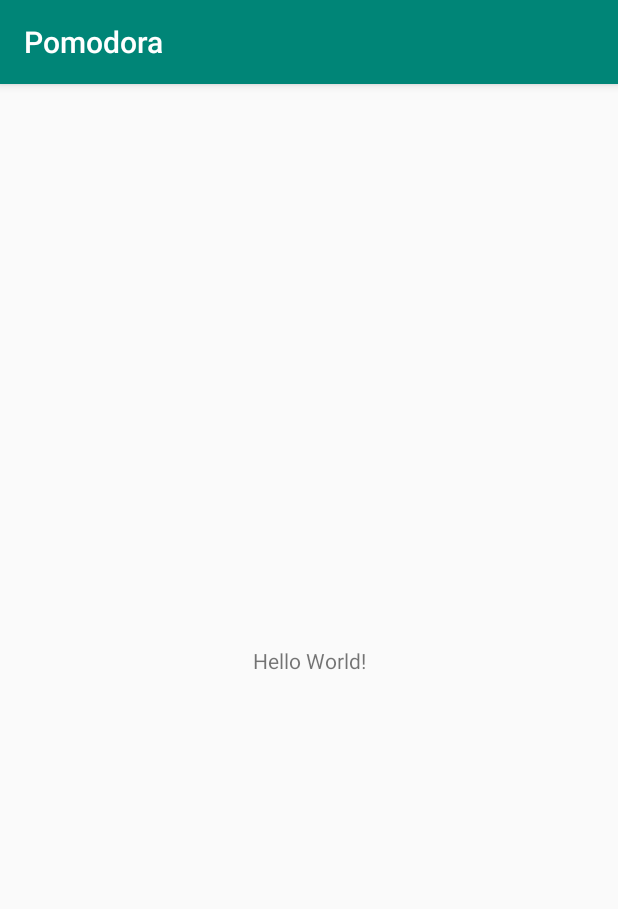
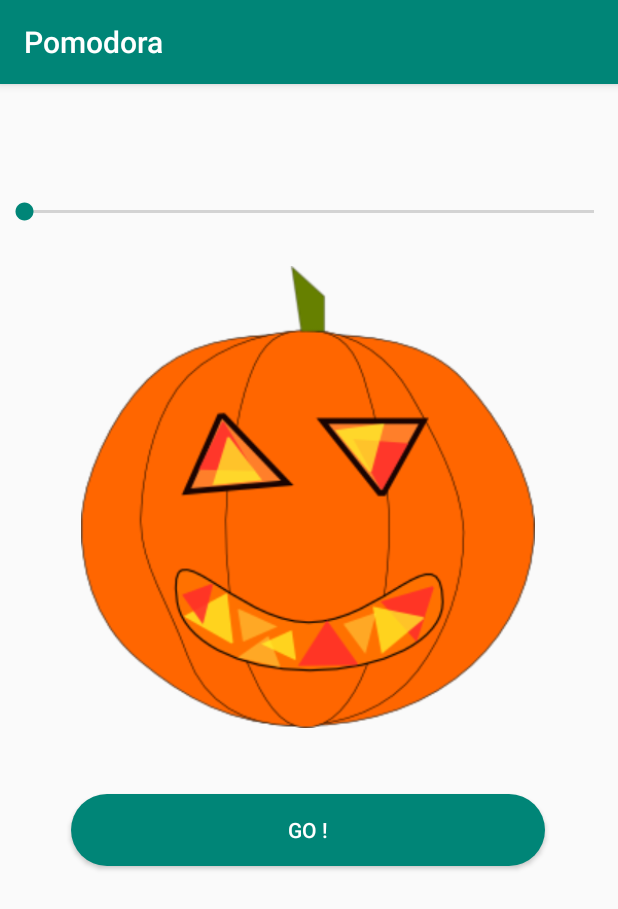
Before and after one commit to justdvnsh/Pomodora, an Android app: the screen it shows after launch (MainActivity), on a phone screen of 412 x 824 dp. Shown: the top 909 px of the screen. Run offline under Robolectric (Android 15) with nearby library versions, the phone set to English and light mode, and no system bars.

Commit message:
added the layout of the app

```diff
--- /dev/null
+++ b/app/src/main/res/drawable-v24/buttons.xml
@@ -0,0 +1,12 @@
+<?xml version="1.0" encoding="utf-8"?>
+<shape xmlns:android="http://schemas.android.com/apk/res/android"
+    android:shape="rectangle" >
+
+
+    <corners android:radius="50dp" />
+
+    <solid
+        android:width="1dp"
+        android:color="#008577" />
+
+</shape>
--- a/app/src/main/res/layout/activity_main.xml
+++ b/app/src/main/res/layout/activity_main.xml
@@ -6,13 +6,59 @@
     android:layout_height="match_parent"
     tools:context=".MainActivity">
 
+    <ImageView
+        android:id="@+id/imageView"
+        android:layout_width="316dp"
+        android:layout_height="308dp"
+        android:layout_marginStart="28dp"
+        android:layout_marginLeft="28dp"
+        android:layout_marginTop="27dp"
+        android:layout_marginEnd="32dp"
+        android:layout_marginRight="32dp"
+        android:layout_marginBottom="27dp"
+        app:layout_constraintBottom_toBottomOf="parent"
+        app:layout_constraintEnd_toEndOf="parent"
+        app:layout_constraintHorizontal_bias="0.536"
+        app:layout_constraintStart_toStartOf="parent"
+        app:layout_constraintTop_toBottomOf="@+id/seekBar"
+        app:layout_constraintVertical_bias="0.0"
+        app:srcCompat="@drawable/image" />
+
+    <SeekBar
+        android:id="@+id/seekBar"
+        android:layout_width="match_parent"
+        android:layout_height="wrap_content"
+        android:layout_marginTop="76dp"
+        app:layout_constraintEnd_toEndOf="parent"
+        app:layout_constraintHorizontal_bias="1.0"
+        app:layout_constraintStart_toStartOf="parent"
+        app:layout_constraintTop_toTopOf="parent" />
+
+    <Button
+        android:id="@+id/button"
+        android:layout_width="0dp"
+        android:layout_height="wrap_content"
+        android:layout_marginTop="44dp"
+        android:background="@drawable/buttons"
+        android:text="GO !"
+        android:textColor="#ffff"
+        app:layout_constraintEnd_toEndOf="@+id/imageView"
+        app:layout_constraintStart_toStartOf="@+id/imageView"
+        app:layout_constraintTop_toBottomOf="@+id/imageView" />
+
     <TextView
+        android:id="@+id/textView"
         android:layout_width="wrap_content"
         android:layout_height="wrap_content"
-        android:text="Hello World!"
-        app:layout_constraintBottom_toBottomOf="parent"
-        app:layout_constraintLeft_toLeftOf="parent"
-        app:layout_constraintRight_toRightOf="parent"
-        app:layout_constraintTop_toTopOf="parent" />
-
+        android:layout_marginTop="172dp"
+        android:layout_marginBottom="117dp"
+        android:padding="20dp"
+        android:text="25:00"
+        android:textColor="@android:color/background_light"
+        android:textSize="36sp"
+        app:layout_constraintBottom_toBottomOf="@+id/imageView"
+        app:layout_constraintEnd_toStartOf="@+id/imageView"
+        app:layout_constraintHorizontal_bias="0.5"
+        app:layout_constraintStart_toEndOf="@+id/imageView"
+        app:layout_constraintTop_toTopOf="@+id/imageView" />
 </androidx.constraintlayout.widget.ConstraintLayout>
--- a/app/src/main/res/values/colors.xml
+++ b/app/src/main/res/values/colors.xml
@@ -2,5 +2,5 @@
 <resources>
     <color name="colorPrimary">#008577</color>
     <color name="colorPrimaryDark">#00574B</color>
-    <color name="colorAccent">#D81B60</color>
+    <color name="colorAccent">#008577</color>
 </resources>
```
Also changed, not shown: app/src/main/res/drawable/image.png (added), 1 other file.
